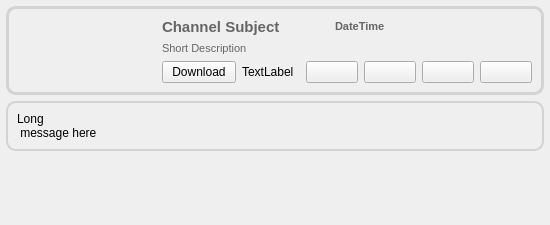
Before: the Qt Designer form retroshare-gui/src/gui/feeds/ChanMsgItem.ui in RetroShare/RetroShare, drawn with Qt 5.
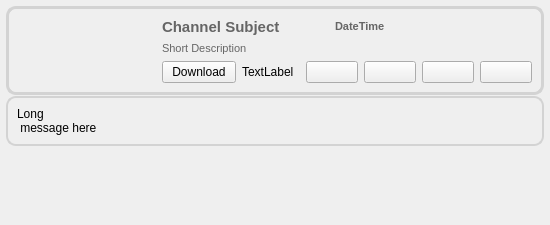
After: the same form once the commit is applied. Icons and pictures are not drawn.

Commit message: fixed vertical layout spacer

The edit to the form file:
```diff
--- a/retroshare-gui/src/gui/feeds/ChanMsgItem.ui
+++ b/retroshare-gui/src/gui/feeds/ChanMsgItem.ui
@@ -37,6 +37,9 @@
    <property name="horizontalSpacing">
     <number>0</number>
    </property>
+   <property name="verticalSpacing">
+    <number>1</number>
+   </property>
    <property name="margin">
     <number>6</number>
    </property>
```
Left out of the diff: 22 changed lines with no effect on the pictures.
